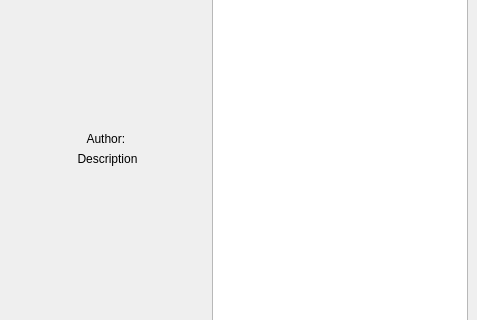
This is ClientDownloadGuard/MainPanelWindow.ui in Luminatione/ClientDownloadGuard as Qt 5 draws it before an edit; both pictures show x 0 to 477 and y 107 to 427 of the 477 by 522 pixel window. The edited form follows.
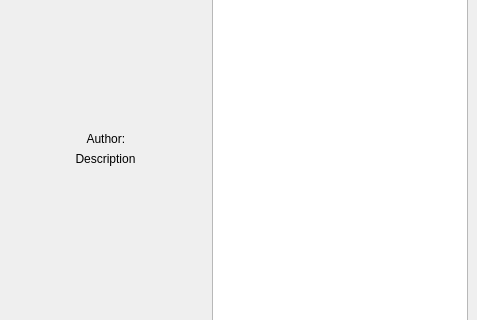
This is the edited form.

Commit message: description now has word wrapping enabled

Diff of the .ui file:
```diff
--- a/ClientDownloadGuard/MainPanelWindow.ui
+++ b/ClientDownloadGuard/MainPanelWindow.ui
@@ -90,12 +90,27 @@
       </item>
       <item>
        <widget class="QLabel" name="currentDescriptionLabel">
+        <property name="sizePolicy">
+         <sizepolicy hsizetype="Preferred" vsizetype="Preferred">
+          <horstretch>0</horstretch>
+          <verstretch>0</verstretch>
+         </sizepolicy>
+        </property>
+        <property name="maximumSize">
+         <size>
+          <width>193</width>
+          <height>16777215</height>
+         </size>
+        </property>
         <property name="text">
          <string>Description</string>
         </property>
         <property name="alignment">
          <set>Qt::AlignHCenter|Qt::AlignTop</set>
         </property>
+        <property name="wordWrap">
+         <bool>true</bool>
+        </property>
        </widget>
       </item>
       <item>
```
The commit also changes 1 other file.
